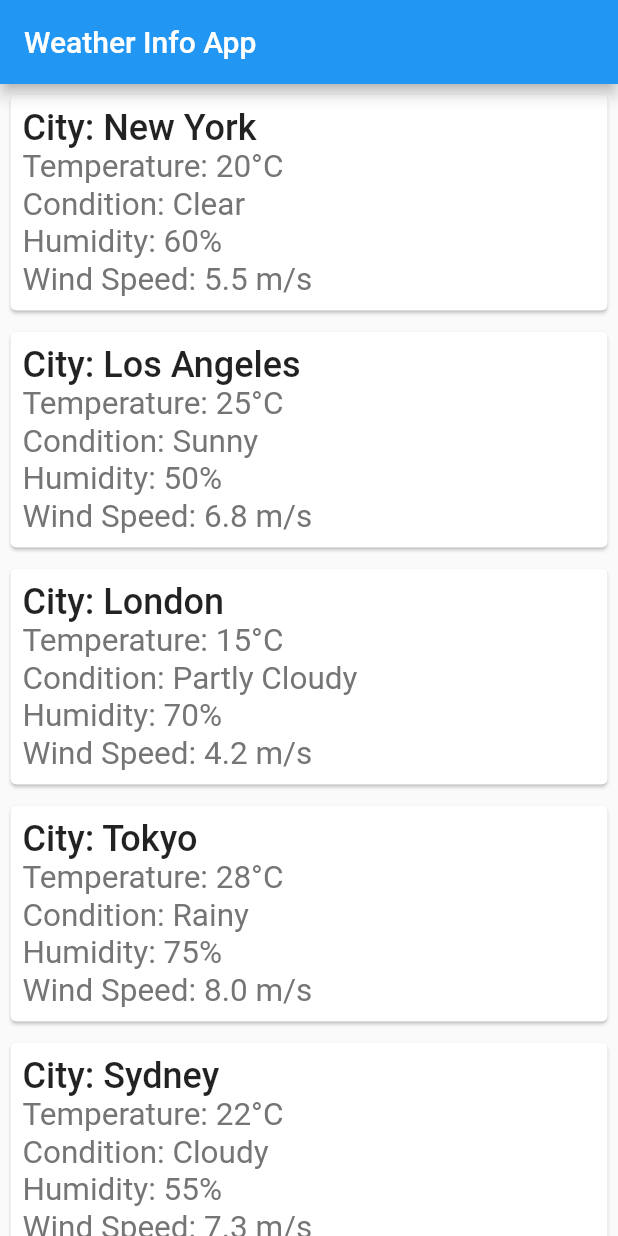
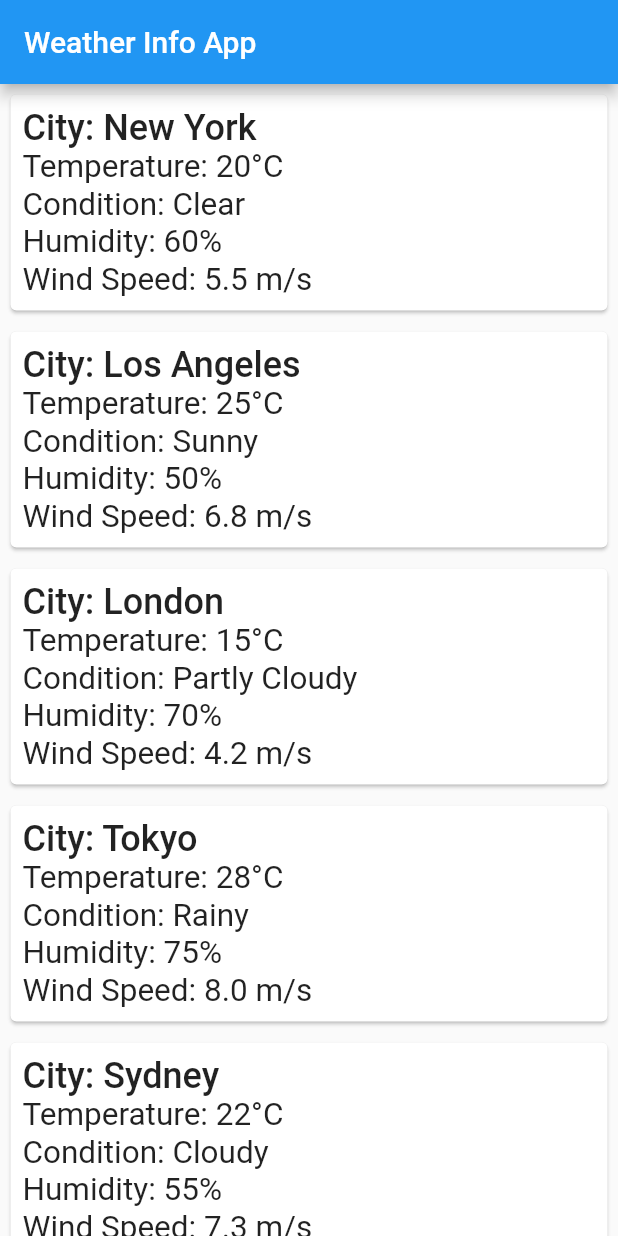
Before and after one commit to sayeedsaadman/live_test, a Flutter app: the screen it shows after launch, on a phone screen of 412 x 824 dp. Run offline on Flutter 3.47's test engine with Material 2 defaults, Android fonts, the phone set to English and light mode, and no system bars.

Commit message:
not completed

```diff
--- a/lib/weather_info.dart
+++ b/lib/weather_info.dart
@@ -74,19 +74,20 @@ class _WeatherInfoMainScreenState extends State<WeatherInfoMainScreen> {
                             Text(
                               "Temperature: ${weatherData[index]["temperature"]}°C",
                               style: TextStyle(
-                                  fontSize: 21, color: Colors.grey.shade600),
+                                  fontSize: 21),
                             ),
                             Text(
                                 "Condition: ${weatherData[index]["condition"]}",
                                 style: TextStyle(
-                                    fontSize: 21, color: Colors.grey.shade600)),
+                                    fontSize: 21)
+                            ),
                             Text("Humidity: ${weatherData[index]["humidity"]}%",
                                 style: TextStyle(
-                                    fontSize: 21, color: Colors.grey.shade600)),
+                                    fontSize: 21)),
                             Text(
                                 "Wind Speed: ${weatherData[index]["windSpeed"]} m/s",
                                 style: TextStyle(
-                                    fontSize: 21, color: Colors.grey.shade600)),
+                                    fontSize: 21)),
                           ],
                         ),
                       ),
```
